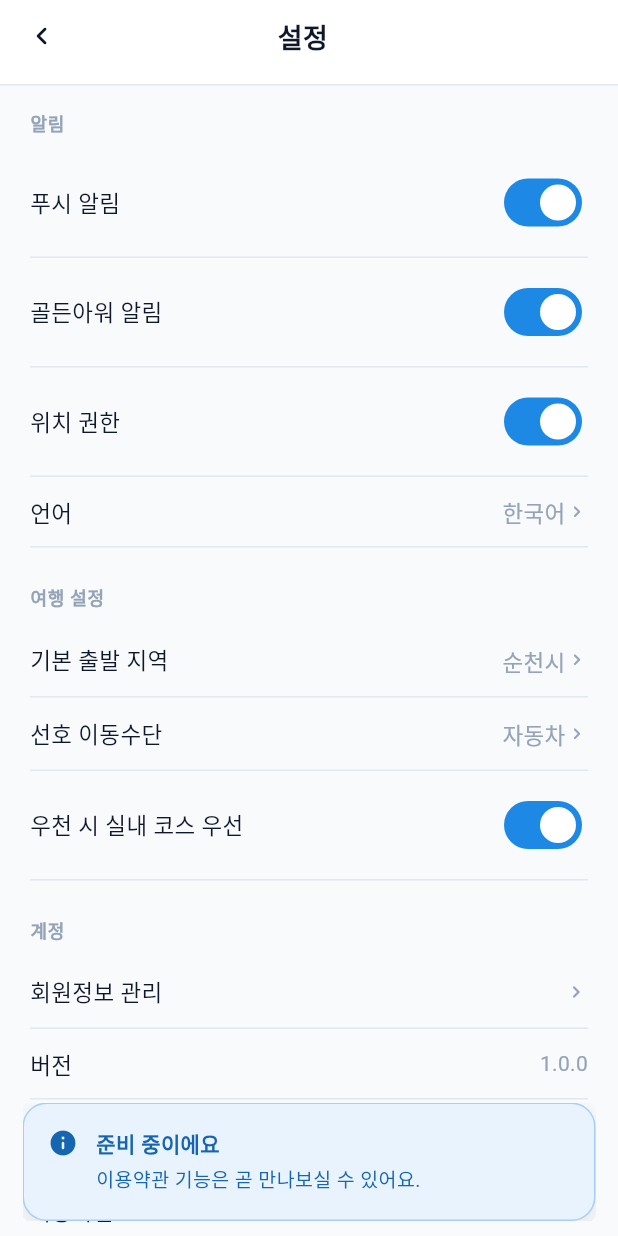
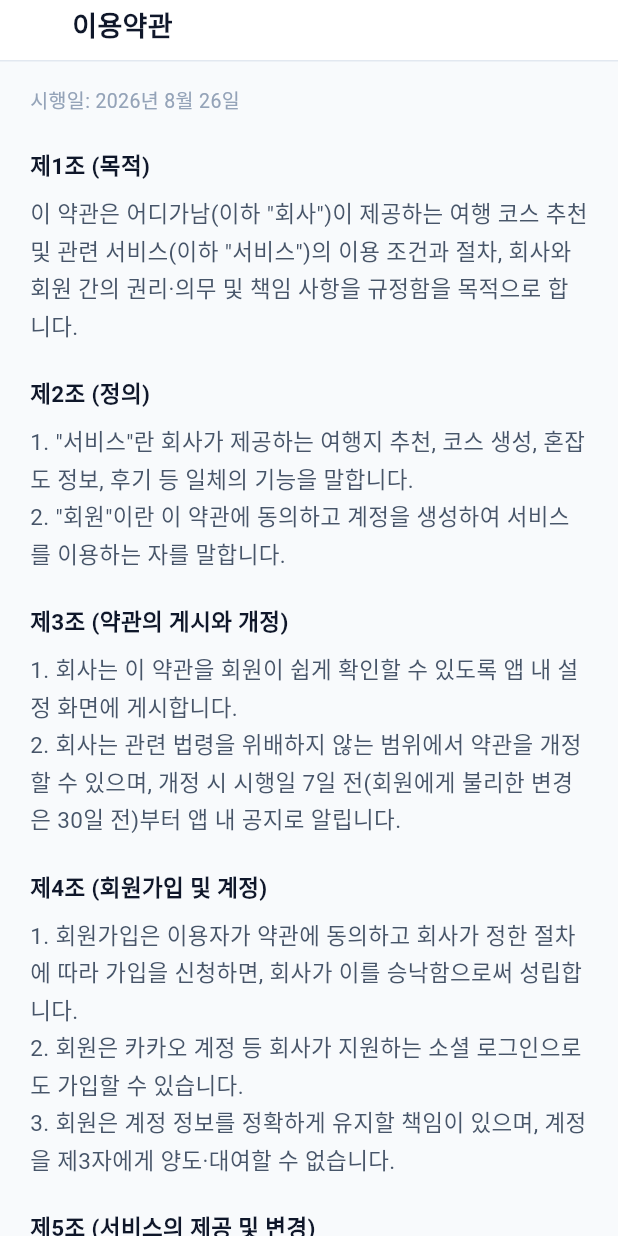
Before and after one commit to mople11/mople-mobile, a Flutter app: the SettingsPage screen opened directly, after a tap on "이용약관", on a phone screen of 412 x 824 dp. Run offline on Flutter 3.47's test engine with Material 3 defaults, Android fonts, the phone set to English and light mode, and no system bars; our stand-ins replace dio, flutter_riverpod, flutter_secure_storage, smooth_page_indicator; missing offline and left inert: kakao_flutter_sdk_user; accounts and stored records are empty; network calls fail; Roboto replaces fonts that are missing (Pretendard).

Commit message:
Prepare Android app for Play Store release
Co-authored-by: Copilot <223556219+Copilot@users.noreply.github.com>

```diff
--- a/lib/core/widgets/display/app_network_image.dart
+++ b/lib/core/widgets/display/app_network_image.dart
@@ -17,10 +17,21 @@ class AppNetworkImage extends StatelessWidget {
   Widget build(BuildContext context) {
     if (url.trim().isEmpty) return const _Placeholder();
     return Image.network(
-      url,
+      _secureUrl,
       fit: fit,
       errorBuilder: (_, _, _) => const _Placeholder(),
     );
+  }
+
+  /// Android 9 이상은 일반 HTTP 통신을 기본 차단한다. 관광공사처럼 HTTPS도
+  /// 제공하는 서버의 오래된 HTTP 썸네일은 앱에서 HTTPS로 올려 이미지가 깨지는
+  /// 일을 막는다. HTTPS가 아닌 스킴은 원본을 유지해 errorBuilder가 처리한다.
+  String get _secureUrl {
+    final uri = Uri.tryParse(url.trim());
+    if (uri != null && uri.scheme == 'http') {
+      return uri.replace(scheme: 'https').toString();
+    }
+    return url.trim();
   }
 }
 
--- a/lib/presentation/pages/auth/view/signup_page.dart
+++ b/lib/presentation/pages/auth/view/signup_page.dart
@@ -8,6 +8,7 @@ import 'package:mople_mobile/core/widgets/widgets.dart';
 import 'package:mople_mobile/data/models/models.dart';
 import 'package:mople_mobile/presentation/controllers/auth_controller.dart';
 import 'package:mople_mobile/presentation/controllers/base/async_result.dart';
+import 'package:mople_mobile/presentation/pages/policy/view/policy_page.dart';
 
 class SignupPage extends ConsumerStatefulWidget {
   const SignupPage({super.key});
@@ -379,10 +380,36 @@ class _SignupPageState extends ConsumerState<SignupPage> {
             controller: _pwCheckController,
           ),
           const SizedBox(height: AppSpacing.space5),
-          AppCheckbox(
-            label: '이용약관 및 개인정보처리방침에 동의합니다',
-            value: _agree,
-            onChanged: (v) => setState(() => _agree = v),
+          // 동의 대상 문서를 실제로 열람할 수 있어야 한다(스토어 심사 요건).
+          // 문서명은 링크로 두고, 나머지 문구·체크박스로 동의를 받는다.
+          Row(
+            children: [
+              AppCheckbox(
+                label: '',
+                value: _agree,
+                onChanged: (v) => setState(() => _agree = v),
+              ),
+              Expanded(
+                child: Wrap(
+                  crossAxisAlignment: WrapCrossAlignment.center,
+                  children: [
+                    AppTextLink(
+                      label: '이용약관',
+                      onTap: () => context.push(const PolicyPage.terms()),
+                    ),
+                    Text(' 및 ', style: AppTextStyle.body),
+                    AppTextLink(
+                      label: '개인정보처리방침',
+                      onTap: () => context.push(const PolicyPage.privacy()),
+                    ),
+                    GestureDetector(
+                      onTap: () => setState(() => _agree = !_agree),
+                      child: Text('에 동의합니다', style: AppTextStyle.body),
+                    ),
+                  ],
+                ),
+              ),
+            ],
           ),
           const SizedBox(height: AppSpacing.space5),
           AppButton(
--- a/lib/presentation/pages/destination/view/review_page.dart
+++ b/lib/presentation/pages/destination/view/review_page.dart
@@ -217,6 +217,7 @@ class _ReviewPageState extends ConsumerState<ReviewPage> {
                   review: review,
                   helpfulCount: state.helpfulCountOf(review.reviewId),
                   onHelpful: () => _notifier.markHelpful(review.reviewId),
+                  onReport: (reason) => _reportReview(review.reviewId, reason),
                 ),
                 const SizedBox(height: AppSpacing.space3),
               ],
@@ -235,6 +236,9 @@ class _ReviewPageState extends ConsumerState<ReviewPage> {
       ],
     );
   }
+
+  Future<bool> _reportReview(String reviewId, String reason) =>
+      _notifier.report(reviewId, reason);
 }
 
 /// 서버 [Review] 를 그리는 카드. 목업 전용인 `ReviewCard` 와 모델이 달라 따로 둔다.
@@ -243,11 +247,13 @@ class _ReviewTile extends StatelessWidget {
     required this.review,
     required this.helpfulCount,
     required this.onHelpful,
+    required this.onReport,
   });
 
   final Review review;
   final int helpfulCount;
   final VoidCallback onHelpful;
+  final Future<bool> Function(String reason) onReport;
 
   @override
   Widget build(BuildContext context) {
@@ -271,6 +277,31 @@ class _ReviewTile extends StatelessWidget {
                     fontWeight: AppFont.bold,
                   ),
                 ),
+              ),
+              PopupMenuButton<String>(
+                tooltip: '후기 신고',
+                icon: const Icon(
+                  Icons.more_horiz_rounded,
+                  size: 20,
+                  color: AppColors.textTertiary,
+                ),
+                onSelected: (reason) async {
+                  final reported = await onReport(reason);
+                  if (!context.mounted) return;
+                  AppToast.show(
+                    context,
+                    title: reported ? '신고 접수' : '신고 실패',
+                    message: reported
+                        ? '검토 후 필요한 조치를 취할게요.'
+                        : '후기를 신고하지 못했어요. 잠시 후 다시 시도해주세요.',
+                    tone: reported ? AppToastTone.success : AppToastTone.danger,
+                  );
+                },
+                itemBuilder: (context) => const [
+                  PopupMenuItem(value: '욕설·혐오 표현', child: Text('욕설·혐오 표현')),
+                  PopupMenuItem(value: '스팸 또는 광고', child: Text('스팸 또는 광고')),
+                  PopupMenuItem(value: '허위 또는 부적절한 내용', child: Text('허위 또는 부적절한 내용')),
+                ],
               ),
               AppRating(value: review.rating, starSize: 14),
             ],
--- a/lib/presentation/pages/my/view/settings_page.dart
+++ b/lib/presentation/pages/my/view/settings_page.dart
@@ -12,6 +12,7 @@ import 'package:mople_mobile/presentation/controllers/main_tab_controller.dart';
 import 'package:mople_mobile/presentation/controllers/settings_controller.dart';
 import 'package:mople_mobile/presentation/pages/auth/view/login_page.dart';
 import 'package:mople_mobile/presentation/pages/my/view/profile_edit_page.dart';
+import 'package:mople_mobile/presentation/pages/policy/view/policy_page.dart';
 
 /// 앱 설정 — `GET /settings`, `PATCH /settings`.
 ///
@@ -88,6 +89,47 @@ class _SettingsPageState extends ConsumerState<SettingsPage> {
         context.pushAndRemoveAll(const LoginPage());
       },
     );
+  }
+
+  /// 회원탈퇴 확인 다이얼로그.
+  ///
+  /// 스토어 정책상 계정을 만들 수 있는 앱은 앱 안에서 계정 삭제도 제공해야
+  /// 한다. 서버 탈퇴 API 는 아직 백엔드 스펙 확정 전이라, 지금은 확인 후
+  /// 로컬 세션만 정리하고 로그인 화면으로 되돌린다.
+  void _confirmDeleteAccount() {
+    AppDialog.show<void>(
+      context,
+      title: '정말 탈퇴하시겠어요?',
+      description: '탈퇴하면 저장한 코스, 후기, 좋아요 등 모든 데이터가 삭제되며 '
+          '복구할 수 없어요.',
+      actions: [
+        Builder(
+          builder: (dialogContext) => TextButton(
+            onPressed: () => Navigator.of(dialogContext).pop(),
+            child: const Text('취소'),
+          ),
+        ),
+        Builder(
+          builder: (dialogContext) => FilledButton(
+            style: FilledButton.styleFrom(backgroundColor: AppColors.danger),
+            onPressed: () {
+              Navigator.of(dialogContext).pop();
+              _deleteAccount();
+            },
+            child: const Text('탈퇴하기'),
+          ),
+        ),
+      ],
+    );
+  }
+
+  Future<void> _deleteAccount() async {
+    // TODO(backend): 서버 탈퇴 API(예: DELETE /users/me)가 확정되면 여기서
+    // 호출한 뒤 세션을 정리한다. 지금은 로컬 세션 정리만 수행한다.
+    await ref.read(authProvider.notifier).logout();
+    if (!mounted) return;
+    ref.read(mainTabProvider.notifier).switchTab('home');
+    context.pushAndRemoveAll(const LoginPage());
   }
 
   Future<void> _pickOption({
@@ -265,12 +307,12 @@ class _SettingsPageState extends ConsumerState<SettingsPage> {
             rows: [
               _SettingsRow(
                 label: '이용약관',
-                onTap: () => _comingSoon('이용약관'),
+                onTap: () => context.push(const PolicyPage.terms()),
                 trailing: const _Chevron(),
               ),
               _SettingsRow(
                 label: '개인정보처리방침',
-                onTap: () => _comingSoon('개인정보처리방침'),
+                onTap: () => context.push(const PolicyPage.privacy()),
                 trailing: const _Chevron(),
               ),
               _SettingsRow(
@@ -290,6 +332,16 @@ class _SettingsPageState extends ConsumerState<SettingsPage> {
               color: AppColors.textBrand,
             ),
             onPressed: _confirmLogout,
+          ),
+          const SizedBox(height: AppSpacing.space3),
+          // 계정 삭제 진입점. 스토어(구글 플레이 계정 삭제 요건) 심사 대응을
+          // 위해 로그아웃과 나란히, 눈에 띄는 위치에 둔다.
+          Center(
+            child: AppTextLink(
+              label: '회원탈퇴',
+              tone: AppTextLinkTone.plain,
+              onTap: _confirmDeleteAccount,
+            ),
           ),
         ],
       ),
--- /dev/null
+++ b/lib/presentation/pages/policy/policy_documents.dart
@@ -0,0 +1,159 @@
+/// 이용약관·개인정보처리방침 본문.
+///
+/// 스토어 심사 요건(약관·처리방침의 앱 내 열람)을 채우기 위한 초안이다.
+/// **배포 전 반드시 법무 검토를 거쳐 실제 문안으로 교체해야 한다.**
+/// 개정 시 [PolicyDocument.updatedAt] 도 함께 갱신한다.
+class PolicySection {
+  const PolicySection({required this.title, required this.body});
+
+  final String title;
+  final String body;
+}
+
+class PolicyDocument {
+  const PolicyDocument({
+    required this.title,
+    required this.updatedAt,
+    required this.sections,
+  });
+
+  final String title;
+
+  /// '2026년 8월 26일' 형식의 시행일.
+  final String updatedAt;
+  final List<PolicySection> sections;
+}
+
+const termsOfService = PolicyDocument(
+  title: '이용약관',
+  updatedAt: '2026년 8월 26일',
+  sections: [
+    PolicySection(
+      title: '제1조 (목적)',
+      body: '이 약관은 어디가남(이하 "회사")이 제공하는 여행 코스 추천 및 관련 '
+          '서비스(이하 "서비스")의 이용 조건과 절차, 회사와 회원 간의 권리·의무 및 '
+          '책임 사항을 규정함을 목적으로 합니다.',
+    ),
+    PolicySection(
+      title: '제2조 (정의)',
+      body: '1. "서비스"란 회사가 제공하는 여행지 추천, 코스 생성, 혼잡도 정보, '
+          '후기 등 일체의 기능을 말합니다.\n'
+          '2. "회원"이란 이 약관에 동의하고 계정을 생성하여 서비스를 이용하는 자를 '
+          '말합니다.',
+    ),
+    PolicySection(
+      title: '제3조 (약관의 게시와 개정)',
+      body: '1. 회사는 이 약관을 회원이 쉽게 확인할 수 있도록 앱 내 설정 화면에 '
+          '게시합니다.\n'
+          '2. 회사는 관련 법령을 위배하지 않는 범위에서 약관을 개정할 수 있으며, '
+          '개정 시 시행일 7일 전(회원에게 불리한 변경은 30일 전)부터 앱 내 공지로 '
+          '알립니다.',
+    ),
+    PolicySection(
+      title: '제4조 (회원가입 및 계정)',
+      body: '1. 회원가입은 이용자가 약관에 동의하고 회사가 정한 절차에 따라 가입을 '
+          '신청하면, 회사가 이를 승낙함으로써 성립합니다.\n'
+          '2. 회원은 카카오 계정 등 회사가 지원하는 소셜 로그인으로도 가입할 수 '
+          '있습니다.\n'
+          '3. 회원은 계정 정보를 정확하게 유지할 책임이 있으며, 계정을 제3자에게 '
+          '양도·대여할 수 없습니다.',
+    ),
+    PolicySection(
+      title: '제5조 (서비스의 제공 및 변경)',
+      body: '1. 회사는 연중무휴, 1일 24시간 서비스 제공을 원칙으로 합니다. 다만 '
+          '시스템 점검, 장애, 천재지변 등의 사유로 서비스가 일시 중단될 수 '
+          '있습니다.\n'
+          '2. 회사는 서비스의 내용을 변경할 수 있으며, 중요한 변경은 사전에 '
+          '공지합니다.',
+    ),
+    PolicySection(
+      title: '제6조 (회원의 의무)',
+      body: '회원은 다음 행위를 해서는 안 됩니다.\n'
+          '1. 타인의 정보 도용 또는 허위 정보 등록\n'
+          '2. 회사 또는 제3자의 지식재산권 등 권리 침해\n'
+          '3. 서비스의 정상적인 운영을 방해하는 행위\n'
+          '4. 음란·폭력적이거나 공서양속에 반하는 내용의 게시',
+    ),
+    PolicySection(
+      title: '제7조 (계약 해지 및 회원탈퇴)',
+      body: '1. 회원은 언제든지 앱 내 설정 > 회원탈퇴를 통해 이용계약을 해지할 수 '
+          '있습니다.\n'
+          '2. 탈퇴 시 관련 법령에 따라 보존해야 하는 정보를 제외한 회원의 개인정보는 '
+          '지체 없이 파기됩니다.',
+    ),
+    PolicySection(
+      title: '제8조 (면책)',
+      body: '회사는 천재지변, 통신사·플랫폼 장애 등 회사의 합리적인 통제를 벗어난 '
+          '사유로 서비스를 제공할 수 없는 경우 책임이 면제됩니다. 서비스에서 '
+          '제공하는 혼잡도·날씨 등 정보는 참고용이며, 그 정확성을 보증하지 '
+          '않습니다.',
+    ),
+    PolicySection(
+      title: '제9조 (준거법 및 관할)',
+      body: '이 약관은 대한민국 법령에 따라 해석되며, 서비스 이용과 관련한 분쟁은 '
+          '민사소송법상 관할 법원에 제소합니다.',
+    ),
+  ],
+);
+
+const privacyPolicy = PolicyDocument(
+  title: '개인정보처리방침',
+  updatedAt: '2026년 8월 26일',
+  sections: [
+    PolicySection(
+      title: '1. 수집하는 개인정보 항목',
+      body: '회사는 다음의 개인정보를 수집합니다.\n'
+          '• 이메일 회원가입: 아이디, 닉네임, 이메일 주소, 비밀번호\n'
+          '• 카카오 로그인: 카카오 계정 식별자, 닉네임, 프로필 이미지(제공 동의 '
+          '범위 내)\n'
+          '• 서비스 이용 과정에서 생성: 저장한 코스, 작성한 후기, 좋아요 내역',
+    ),
+    PolicySection(
+      title: '2. 개인정보의 수집·이용 목적',
+      body: '• 회원 식별, 가입 의사 확인 및 계정 관리\n'
+          '• 여행 코스 추천 등 서비스 제공\n'
+          '• 비밀번호 재설정 등 본인 확인이 필요한 안내\n'
+          '• 서비스 개선 및 부정 이용 방지',
+    ),
+    PolicySection(
+      title: '3. 개인정보의 보유 및 이용 기간',
+      body: '회원 탈퇴 시 수집된 개인정보를 지체 없이 파기합니다. 다만 관계 법령에 '
+          '따라 보존이 필요한 경우(전자상거래법상 소비자 불만·분쟁처리 기록 3년 등) '
+          '해당 기간 동안 보관 후 파기합니다.',
+    ),
+    PolicySection(
+      title: '4. 개인정보의 제3자 제공',
+      body: '회사는 회원의 동의 없이 개인정보를 제3자에게 제공하지 않습니다. 다만 '
+          '법령에 근거하거나 수사기관의 적법한 요청이 있는 경우는 예외로 합니다.',
+    ),
+    PolicySection(
+      title: '5. 개인정보의 처리 위탁',
+      body: '회사는 서비스 제공을 위해 다음 업무를 위탁할 수 있으며, 위탁 시 관련 '
+          '법령에 따라 안전하게 관리되도록 감독합니다.\n'
+          '• 소셜 로그인: 카카오(주)',
+    ),
+    PolicySection(
+      title: '6. 정보주체의 권리',
+      body: '회원은 언제든지 자신의 개인정보를 조회·수정할 수 있으며, 앱 내 설정 > '
+          '회원탈퇴를 통해 수집·이용 동의를 철회하고 계정과 개인정보의 삭제를 '
+          '요청할 수 있습니다.',
+    ),
+    PolicySection(
+      title: '7. 개인정보의 안전성 확보 조치',
+      body: '• 비밀번호는 암호화하여 저장·관리합니다.\n'
+          '• 인증 토큰은 기기의 보안 저장소(Keychain/Keystore)에 저장합니다.\n'
+          '• 모든 통신 구간은 TLS(HTTPS)로 암호화합니다.',
+    ),
+    PolicySection(
+      title: '8. 개인정보 보호책임자 및 문의',
+      body: '개인정보 처리에 관한 문의, 불만, 피해구제 요청은 아래로 연락해 '
+          '주십시오.\n'
+          '• 이메일: contact@eodiganam.example (배포 전 실제 주소로 교체 필요)',
+    ),
+    PolicySection(
+      title: '9. 고지 의무',
+      body: '이 방침의 내용이 추가·삭제·수정되는 경우 시행 7일 전부터 앱 내 공지를 '
+          '통해 알립니다.',
+    ),
+  ],
+);
--- /dev/null
+++ b/lib/presentation/pages/policy/view/policy_page.dart
@@ -0,0 +1,54 @@
+import 'package:flutter/material.dart';
+import 'package:mople_mobile/core/constants/color.dart';
+import 'package:mople_mobile/core/constants/font.dart';
+import 'package:mople_mobile/core/constants/spacing.dart';
+import 'package:mople_mobile/core/widgets/widgets.dart';
+import 'package:mople_mobile/presentation/pages/policy/policy_documents.dart';
+
+/// 이용약관·개인정보처리방침 열람 화면.
+///
+/// 스토어 정책상 약관·처리방침은 "준비 중" 안내가 아니라 실제 본문을
+/// 앱 안에서 열람할 수 있어야 한다. 문안은 `policy_documents.dart` 에 있다.
+class PolicyPage extends StatelessWidget {
+  const PolicyPage({super.key, required this.document});
+
+  /// 이용약관 화면.
+  const PolicyPage.terms({super.key}) : document = termsOfService;
+
+  /// 개인정보처리방침 화면.
+  const PolicyPage.privacy({super.key}) : document = privacyPolicy;
+
+  final PolicyDocument document;
+
+  @override
+  Widget build(BuildContext context) {
+    return AppDetailScaffold(
+      title: document.title,
+      body: Column(
+        crossAxisAlignment: CrossAxisAlignment.start,
+        children: [
+          Text(
+            '시행일: ${document.updatedAt}',
+            style: AppTextStyle.caption.copyWith(color: AppColors.textTertiary),
+          ),
+          const SizedBox(height: AppSpacing.space5),
+          for (final section in document.sections) ...[
+            Text(
+              section.title,
+              style: AppTextStyle.body.copyWith(fontWeight: AppFont.bold),
+            ),
+            const SizedBox(height: AppSpacing.space2),
+            Text(
+              section.body,
+              style: AppTextStyle.body.copyWith(
+                color: AppColors.textSecondary,
+                height: 1.6,
+              ),
+            ),
+            const SizedBox(height: AppSpacing.space5),
+          ],
+        ],
+      ),
+    );
+  }
+}
```
Also changed, not shown: 2 other files.
